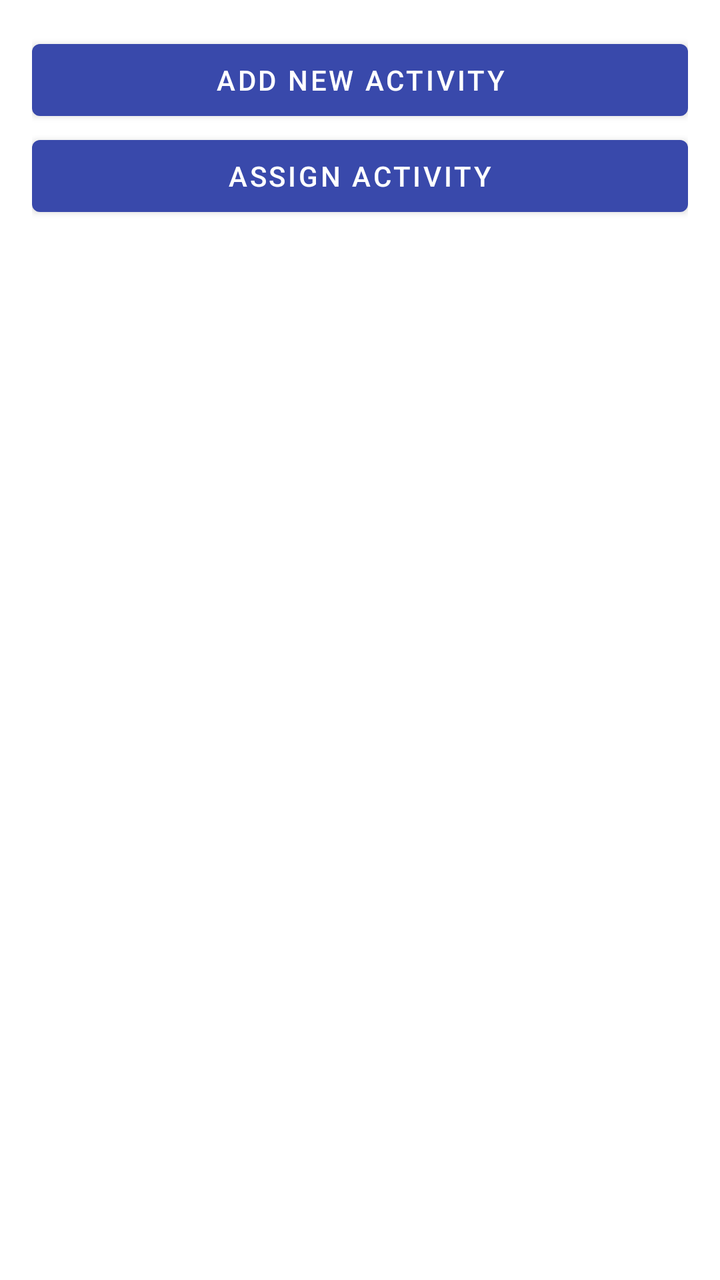
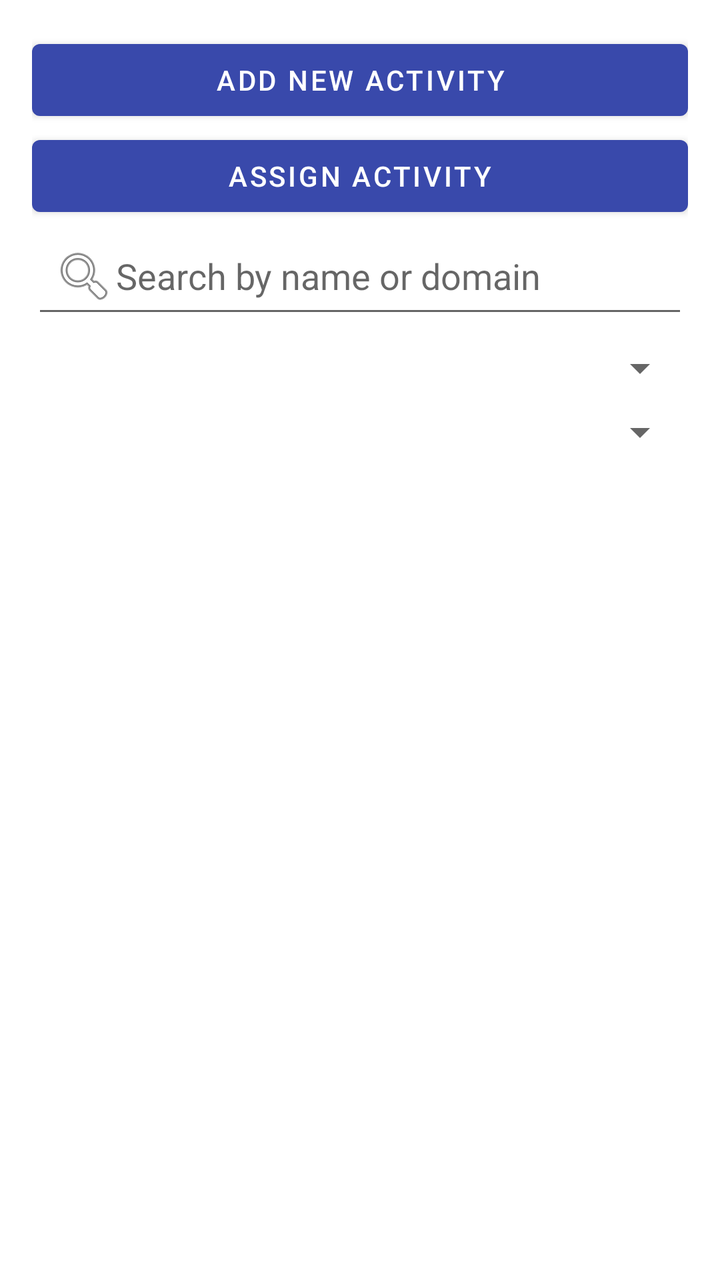

Two renders of the same Android screen: before a commit and after it. Below are the layout's source before the change and the commit's diff.
<!-- AndroidManifest.xml: application theme Theme.YouthSphere -->
<!-- res/layout/fragment_manage_activities.xml -->
<LinearLayout xmlns:android="http://schemas.android.com/apk/res/android"
    android:id="@+id/activityContainer"
    android:layout_width="match_parent"
    android:layout_height="match_parent"
    android:orientation="vertical"
    android:padding="16dp">

    <Button
        android:id="@+id/btnAddActivity"
        android:layout_width="match_parent"
        android:layout_height="wrap_content"
        android:text="@string/add_activity" />
    <Button
        android:id="@+id/btnAssignActivity"
        android:layout_width="match_parent"
        android:layout_height="wrap_content"
        android:text="@string/assign_activity" />

    <androidx.recyclerview.widget.RecyclerView
        android:id="@+id/recyclerActivities"
        android:layout_width="match_parent"
        android:layout_height="0dp"
        android:layout_weight="1" />

</LinearLayout>
<!-- resources referenced by this layout -->
<resources>
  <string name="add_activity">Add New Activity</string>
  <string name="assign_activity">Assign Activity</string>
  <style name="Theme.YouthSphere" parent="Theme.MaterialComponents.DayNight.NoActionBar">
          
          <item name="colorPrimary">@color/indigo_600</item>
          <item name="colorPrimaryVariant">@color/indigo_800</item>
          <item name="colorOnPrimary">@color/white</item>
  
          
          <item name="colorSecondary">@color/amber_400</item>
          <item name="colorSecondaryVariant">@color/amber_600</item>
          <item name="colorOnSecondary">@color/black</item>
  
          
          <item name="android:windowBackground">@color/white</item>
          <item name="colorSurface">@color/white</item>
          <item name="colorOnBackground">@color/black</item>
          <item name="colorOnSurface">@color/black</item>
  
          
          <item name="android:statusBarColor">@color/indigo_800</item>
  
          
          <item name="actionBarTheme">@style/ThemeOverlay.MaterialComponents.Dark.ActionBar</item>
          <item name="actionBarPopupTheme">@style/ThemeOverlay.MaterialComponents.Light</item>
  
          
          <item name="popupMenuStyle">@style/PopupMenu.MaterialComponents</item>
      </style>
  <color name="indigo_600">#3949AB</color>
  <color name="indigo_800">#283593</color>
  <color name="white">#FFFFFF</color>
  <color name="amber_400">#FFCA28</color>
  <color name="amber_600">#FFB300</color>
  <color name="black">#000000</color>
  <style name="ThemeOverlay.MaterialComponents.Dark.ActionBar">
          <item name="android:textColorPrimary">@color/white</item>
          <item name="colorControlNormal">@color/white</item>
          <item name="android:textColorSecondary">@color/white</item>
      </style>
  <style name="ThemeOverlay.MaterialComponents.Light">
          <item name="android:textColorPrimary">@color/black</item>
          <item name="android:background">@color/white</item>
      </style>
  <style name="PopupMenu.MaterialComponents" parent="@style/Widget.MaterialComponents.PopupMenu">
          <item name="android:textColor">?attr/colorOnSurface</item>
          <item name="android:background">?attr/colorSurface</item>
          <item name="android:dropDownVerticalOffset">4dp</item>
      </style>
</resources>

<!-- the commit's change to res/layout/fragment_manage_activities.xml (unified diff, before → after) -->
@@ -16,6 +16,31 @@
         android:layout_height="wrap_content"
         android:text="@string/assign_activity" />
 
+    <EditText
+        android:id="@+id/etSearch"
+        android:layout_width="match_parent"
+        android:layout_height="wrap_content"
+        android:hint="Search by name or domain"
+        android:drawableLeft="@android:drawable/ic_menu_search"
+        android:padding="10dp"
+        android:layout_marginBottom="8dp"
+        />
+
+    <Spinner
+        android:id="@+id/spinnerInstructorFilter"
+        android:layout_width="match_parent"
+        android:layout_height="wrap_content"
+        android:layout_marginBottom="8dp"
+        />
+
+    <Spinner
+        android:id="@+id/spinnerMonthFilter"
+        android:layout_width="match_parent"
+        android:layout_height="wrap_content"
+        android:layout_marginBottom="8dp"
+        />
+
+
     <androidx.recyclerview.widget.RecyclerView
         android:id="@+id/recyclerActivities"
         android:layout_width="match_parent"
